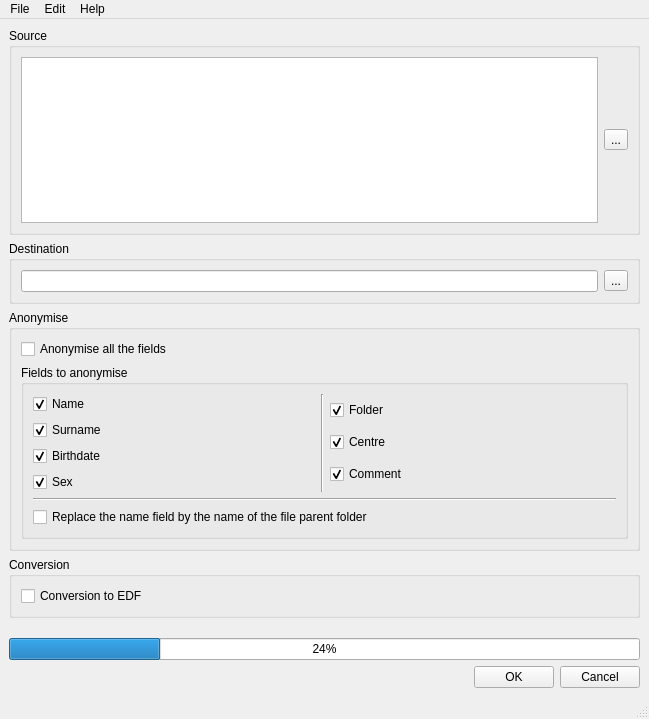
First picture: the form in gui_anonymiser_main.ui, repository Vincent-Stragier/deltamed_coherence_openutils, before the edit.
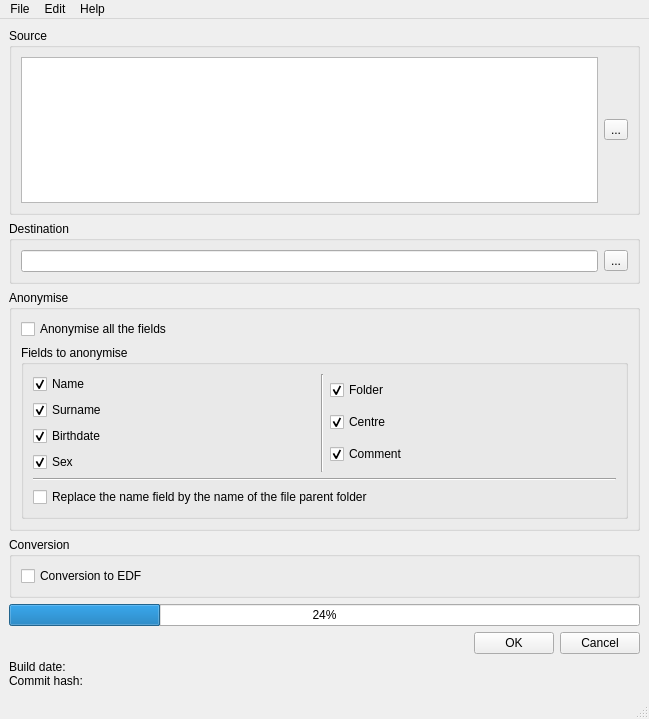
Second picture: the form after the edit.

Commit message: Add version information to GUI during build.

Patch:
```diff
--- a/gui_anonymiser_main.ui
+++ b/gui_anonymiser_main.ui
@@ -309,6 +309,14 @@
       </item>
      </layout>
     </item>
+    <item>
+     <widget class="QLabel" name="label">
+      <property name="text">
+       <string>Build date: &lt;BUILD_DATE&gt;
+Commit hash: &lt;COMMIT_HASH&gt;</string>
+      </property>
+     </widget>
+    </item>
    </layout>
   </widget>
   <widget class="QMenuBar" name="menubar">
```
The commit also changes 3 other files.
